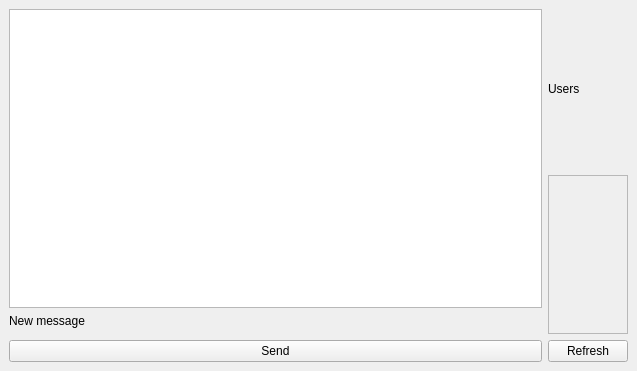
Before: the Qt Designer form src/chatroom.ui in zuzuf/qtchat, drawn with Qt 5.
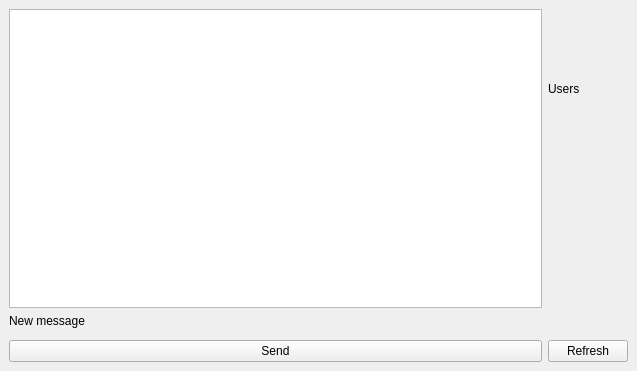
After: the same form once the commit is applied.

Commit message: * fixed double frame around UserList * fixed margins around UserList and teNewMessage widgets

What changed in the file:
```diff
--- a/src/chatroom.ui
+++ b/src/chatroom.ui
@@ -80,10 +80,13 @@
          </size>
         </property>
         <property name="frameShape">
-         <enum>QFrame::StyledPanel</enum>
+         <enum>QFrame::NoFrame</enum>
         </property>
         <property name="frameShadow">
-         <enum>QFrame::Raised</enum>
+         <enum>QFrame::Plain</enum>
+        </property>
+        <property name="lineWidth">
+         <number>0</number>
         </property>
        </widget>
       </item>
```
The commit also changes 1 other file.
